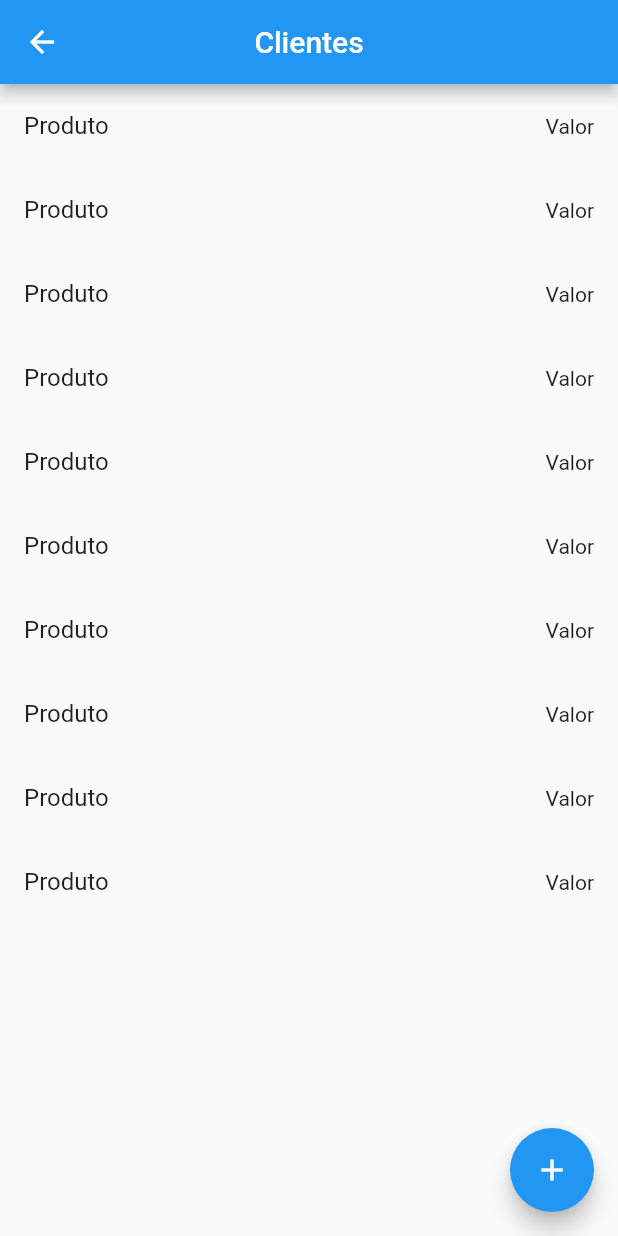
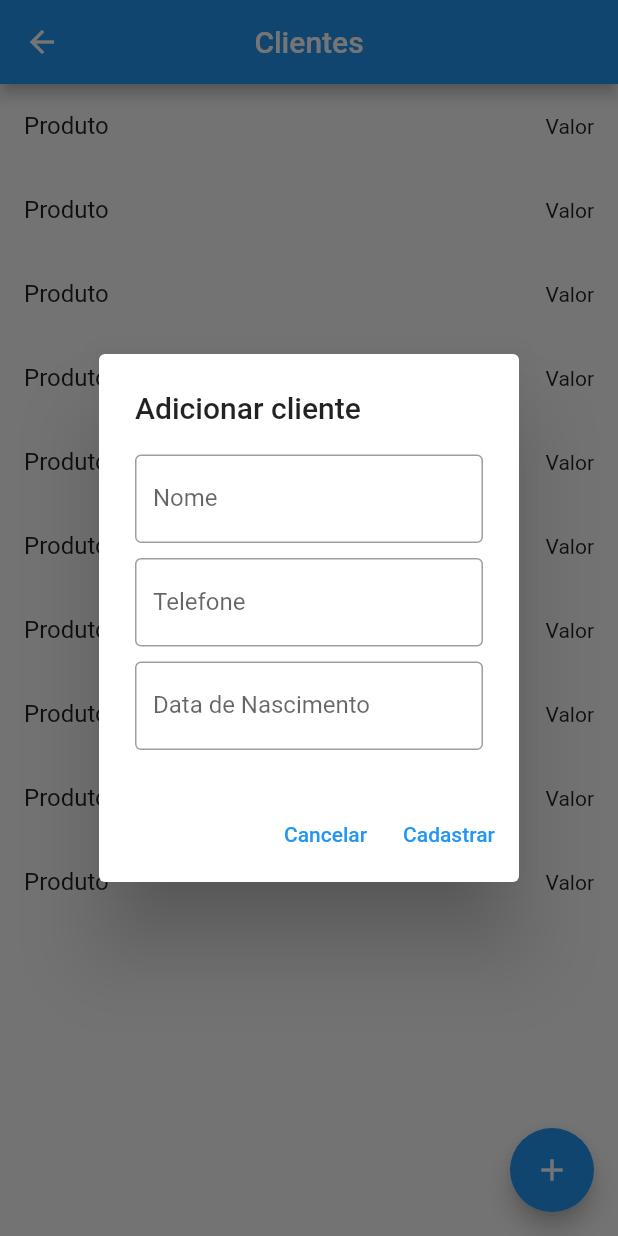
Before and after one commit to thiagothisan/pedidos, a Flutter app: the ClientesView screen opened by its route, after a tap on the "add" icon, on a phone screen of 412 x 824 dp. Run offline on Flutter 3.47's test engine with Material 2 defaults, Android fonts, the phone set to English and light mode, and no system bars; our stand-ins replace sqflite; accounts and stored records are empty.

Commit message:
Adicionado formulario de cliente

```diff
--- a/lib/views/clientes/clientes_view.dart
+++ b/lib/views/clientes/clientes_view.dart
@@ -1,4 +1,6 @@
 import 'package:flutter/material.dart';
+import 'package:intl/intl.dart';
+import 'package:pedidos/models/cliente_model.dart';
 
 class ClientesView extends StatefulWidget {
   const ClientesView({Key? key}) : super(key: key);
@@ -8,6 +10,12 @@ class ClientesView extends StatefulWidget {
 }
 
 class _ClientesViewState extends State<ClientesView> {
+  final GlobalKey<FormState> formKey = GlobalKey<FormState>();
+  final TextEditingController nomeController = TextEditingController();
+  final TextEditingController telefoneController = TextEditingController();
+  final TextEditingController dataNascimentoController =
+      TextEditingController();
+  late Cliente cliente;
   @override
   Widget build(BuildContext context) {
     return Scaffold(
@@ -39,11 +47,130 @@ class _ClientesViewState extends State<ClientesView> {
         }
       }),
       floatingActionButton: FloatingActionButton(
-        onPressed: () {},
+        onPressed: () {
+          _showDialog();
+        },
         child: const Icon(
           Icons.add,
         ),
       ),
     );
   }
+
+  _showDialog() {
+    showDialog(
+        context: context,
+        builder: (_) {
+          return AlertDialog(
+            title: Text("Adicionar cliente"),
+            content: //Container(
+                //width: double.maxFinite,
+                //height: 200,
+                //margin: EdgeInsets.all(15.0),
+                //child:
+                Form(
+                    key: formKey,
+                    child: Expanded(
+                      child: Column(
+                        mainAxisSize: MainAxisSize.min,
+                        children: [
+                          TextFormField(
+                            textCapitalization: TextCapitalization.characters,
+                            textInputAction: TextInputAction.next,
+                            decoration: InputDecoration(
+                                border: OutlineInputBorder(),
+                                labelText: 'Nome'),
+                            keyboardType: TextInputType.multiline,
+                            maxLines: null,
+                            validator: (nome) {
+                              if (nome!.isEmpty) {
+                                return 'Campo obrigatório';
+                              }
+                              return null;
+                            },
+                            onSaved: (nome) => cliente.nome = nome.toString(),
+                          ),
+                          SizedBox(
+                            height: 10,
+                          ),
+                          TextFormField(
+                            textCapitalization: TextCapitalization.characters,
+                            textInputAction: TextInputAction.next,
+                            decoration: InputDecoration(
+                              border: OutlineInputBorder(),
+                              labelText: 'Telefone',
+                            ),
+                            //InputDecoration(hintText: 'Telefone'),
+                            validator: (telefone) {
+                              if (telefone!.isEmpty) {
+                                return 'Campo obrigatório';
+                              }
+                              return null;
+                            },
+                            onSaved: (telefone) =>
+                                cliente.telefone = telefone.toString(),
+                          ),
+                          SizedBox(
+                            height: 10,
+                          ),
+                          TextFormField(
+                            controller: dataNascimentoController,
+                            textCapitalization: TextCapitalization.characters,
+                            textInputAction: TextInputAction.next,
+                            decoration: InputDecoration(
+                                border: OutlineInputBorder(),
+                                labelText: 'Data de Nascimento'),
+                            onTap: () {
+                              setState(() {
+                                _selectDate(context).then((value) =>
+                                    dataNascimentoController.text = value);
+                              });
+                            },
+                            validator: (nacimento) {
+                              if (nacimento!.isEmpty) {
+                                return 'Campo obrigatório';
+                              }
+                              return null;
+                            },
+                            onSaved: (nascimento) =>
+                                cliente.dataNascimento = nascimento.toString(),
+                          ),
+                        ],
+                      ),
+                    )),
+            //),
+            actions: [
+              TextButton(
+                  onPressed: () {
+                    Navigator.pop(context);
+                  },
+                  child: Text('Cancelar')),
+              TextButton(
+                onPressed: () {
+                  if (formKey.currentState!.validate()) {
+                    formKey.currentState!.save();
+                  }
+                },
+                child: Text('Cadastrar'),
+              ),
+            ],
+          );
+        });
+  }
+
+  Future<String> _selectDate(BuildContext context) async {
+    DateTime today = DateTime.now();
+    var formatter = new DateFormat('dd/MM/yyyy');
+
+    final selectedDate = await showDatePicker(
+      context: context,
+      initialDate: DateTime.now(),
+      firstDate: DateTime(1900),
+      lastDate: DateTime(today.year, today.month, 31),
+    );
+
+    String formattedDate =
+        formatter.format(DateTime.parse(selectedDate.toString()));
+    return formattedDate;
+  }
 }
--- a/pubspec.yaml
+++ b/pubspec.yaml
@@ -14,6 +14,7 @@ environment:
 dependencies:
   flutter:
     sdk: flutter
+  intl: ^0.17.0
 
   cupertino_icons: ^1.0.2
   sqflite: ^2.0.0+3
```
Also changed, not shown: lib/views/clientes/cliente_form.dart (added, +36 -0 lines), pubspec.lock.
